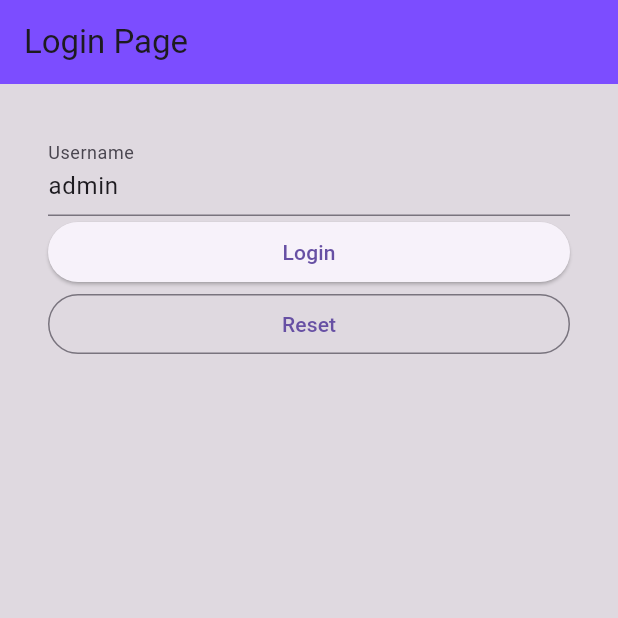
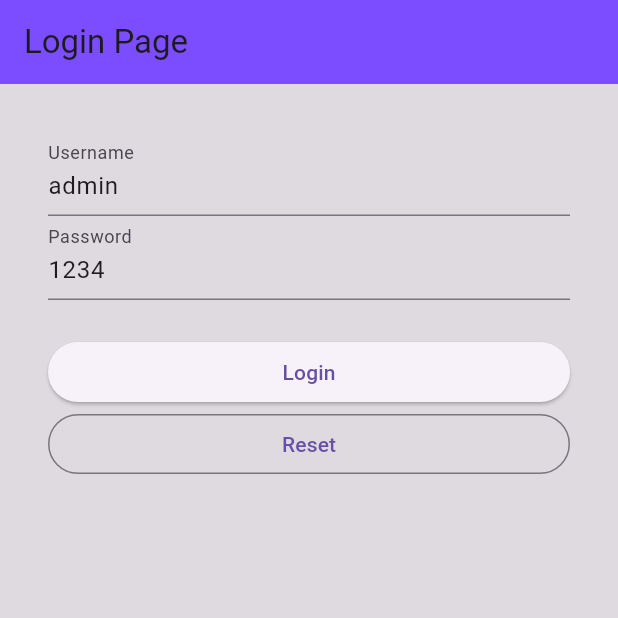
Before and after one commit to PacharaponK/Flutter_Learning, a Flutter app: the screen it shows after launch, on a phone screen of 412 x 824 dp, the top half of it. Run offline on Flutter 3.47's test engine with Material 3 defaults, Android fonts, the phone set to English and light mode, and no system bars.

Commit message:
create username and password form

```diff
--- a/lib/src/pages/login/login_page.dart
+++ b/lib/src/pages/login/login_page.dart
@@ -9,11 +9,14 @@ class LoginPage extends StatefulWidget {
 
 class _LoginPageState extends State<LoginPage> {
   final _usernameController = TextEditingController();
+  final _passwordController = TextEditingController();
+
 
   @override
   void initState() {
     super.initState();
     _usernameController.text = "admin";
+    _passwordController.text = "1234";
   }
 
   @override
@@ -35,6 +38,13 @@ class _LoginPageState extends State<LoginPage> {
               TextField(
                 controller: _usernameController,
                 decoration: InputDecoration(labelText: "Username"),
+              ),
+              TextField(
+                controller: _passwordController,
+                decoration: InputDecoration(labelText: "Password"),
+              ),
+              SizedBox(
+                height: 24,
               ),
               ..._buildButtons()
             ],
```
